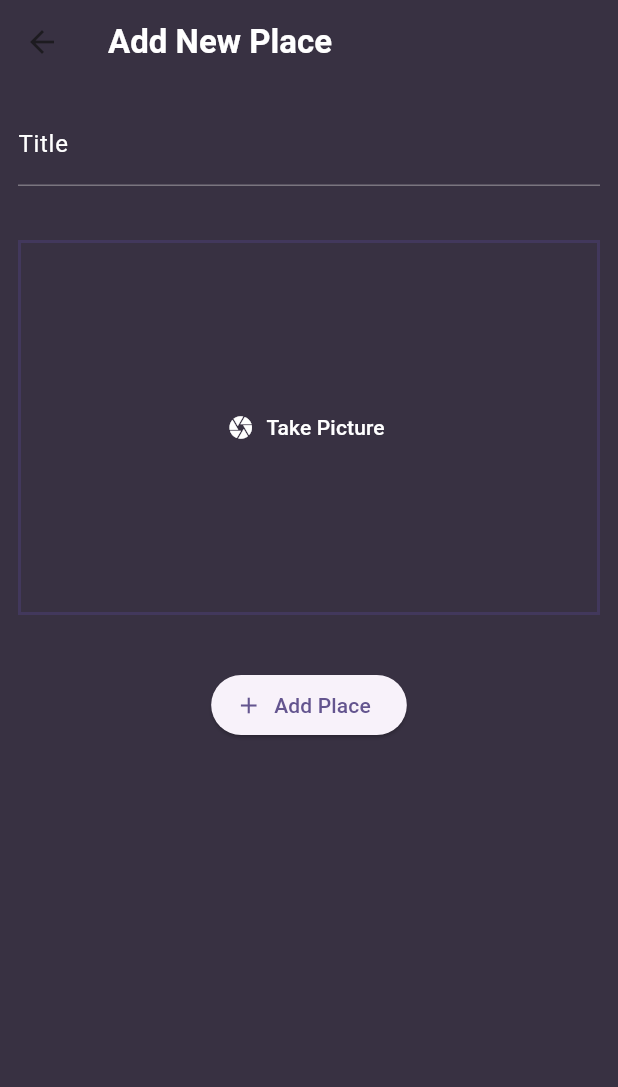
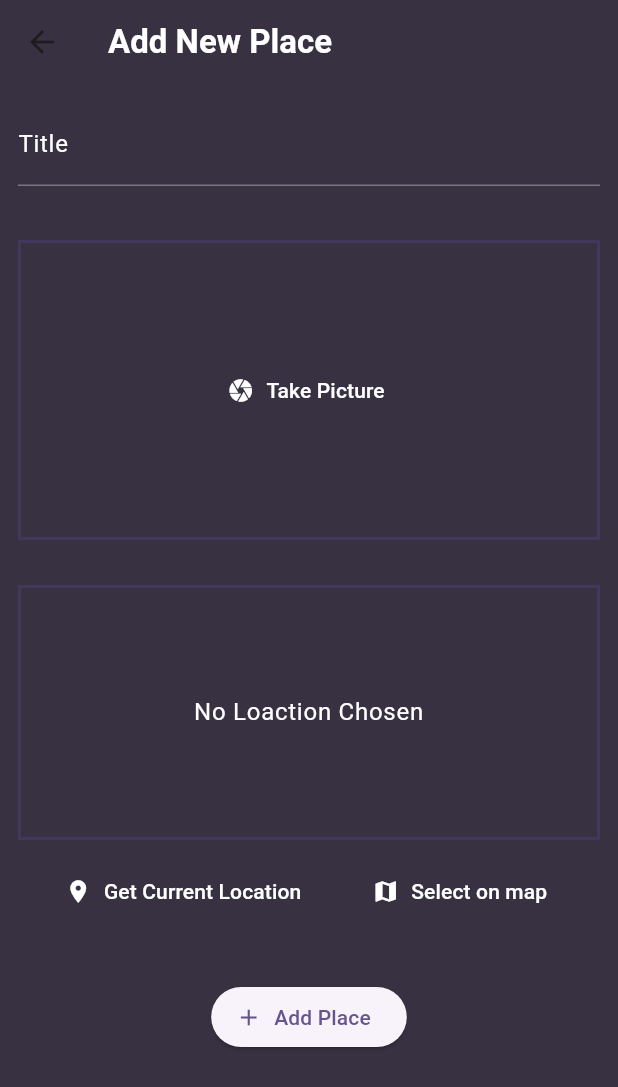
Before and after one commit to AtharvaParadkar/Favorite-Places-App, a Flutter app: the AddPlaceScreen screen opened directly, on a phone screen of 412 x 824 dp. Shown: the top 1087 px of the screen. Run offline on Flutter 3.47's test engine with Material 3 defaults, Android fonts, the phone set to English and light mode, and no system bars; our stand-ins replace flutter_riverpod, google_fonts, image_picker.

Commit message:
Add location input widget and integrate location permissions

```diff
--- a/lib/screens/add_place.dart
+++ b/lib/screens/add_place.dart
@@ -2,6 +2,7 @@ import 'dart:io';
 
 import 'package:favorite_places_app/providers/user_places.dart';
 import 'package:favorite_places_app/widgets/image_input.dart';
+import 'package:favorite_places_app/widgets/loaction_input.dart';
 import 'package:flutter/material.dart';
 import 'package:flutter_riverpod/flutter_riverpod.dart';
 
@@ -64,6 +65,8 @@ class _AddPlaceScreenState extends ConsumerState<AddPlaceScreen> {
                 _selectedImage = image;
               },
             ),
+            const SizedBox(height: 10),
+            const LoactionInput(),
             const SizedBox(height: 16),
             ElevatedButton.icon(
               onPressed: _savePlace,
--- a/lib/widgets/image_input.dart
+++ b/lib/widgets/image_input.dart
@@ -109,7 +109,7 @@ class _ImageInputState extends State<ImageInput> {
     }
 
     return Container(
-      height: 250,
+      height: 200,
       width: double.infinity,
       alignment: Alignment.center,
       decoration: BoxDecoration(
--- /dev/null
+++ b/lib/widgets/loaction_input.dart
@@ -0,0 +1,57 @@
+import 'package:flutter/material.dart';
+
+class LoactionInput extends StatefulWidget {
+  const LoactionInput({super.key});
+
+  @override
+  State<LoactionInput> createState() => _LoactionInputState();
+}
+
+class _LoactionInputState extends State<LoactionInput> {
+  @override
+  Widget build(BuildContext context) {
+    return Column(
+      children: [
+        Container(
+          height: 170,
+          width: double.infinity,
+          alignment: Alignment.center,
+          decoration: BoxDecoration(
+            border: Border.all(
+              width: 2,
+              color: Theme.of(context)
+                  .colorScheme
+                  .onPrimaryFixedVariant
+                  .withAlpha(128),
+            ),
+          ),
+          child: Text(
+            'No Loaction Chosen',
+            textAlign: TextAlign.center,
+            style: Theme.of(context).textTheme.bodyLarge!.copyWith(
+                  color: Theme.of(context).colorScheme.onSecondary,
+                ),
+          ),
+        ),
+        const SizedBox(height: 10),
+        Row(
+          mainAxisAlignment: MainAxisAlignment.spaceEvenly,
+          children: [
+            TextButton.icon(
+              onPressed: () {},
+              label: const Text('Get Current Location',
+                  style: TextStyle(color: Colors.white)),
+              icon: const Icon(Icons.location_on, color: Colors.white),
+            ),
+            TextButton.icon(
+              onPressed: () {},
+              label: const Text('Select on map',
+                  style: TextStyle(color: Colors.white)),
+              icon: const Icon(Icons.map, color: Colors.white),
+            ),
+          ],
+        ),
+      ],
+    );
+  }
+}
--- a/pubspec.yaml
+++ b/pubspec.yaml
@@ -16,6 +16,7 @@ dependencies:
   uuid: ^4.5.1
   flutter_riverpod: ^2.6.1
   image_picker: ^1.1.2
+  location: ^7.0.1
 
 dev_dependencies:
   flutter_test:
```
Also changed, not shown: pubspec.lock, 2 other files.
